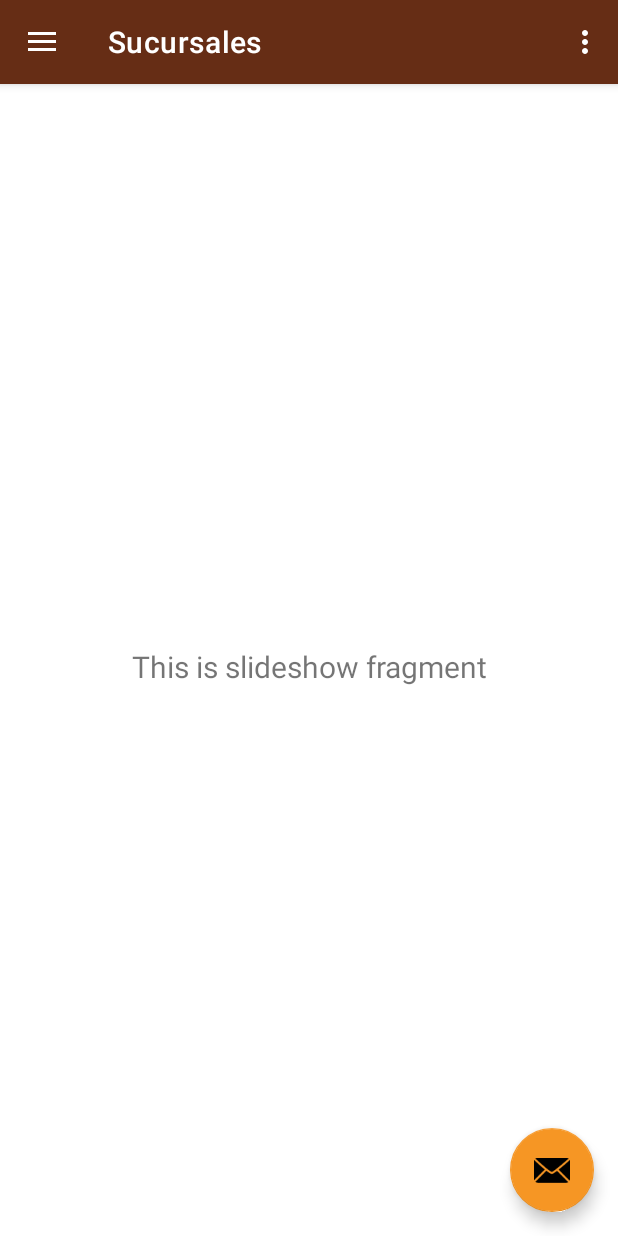
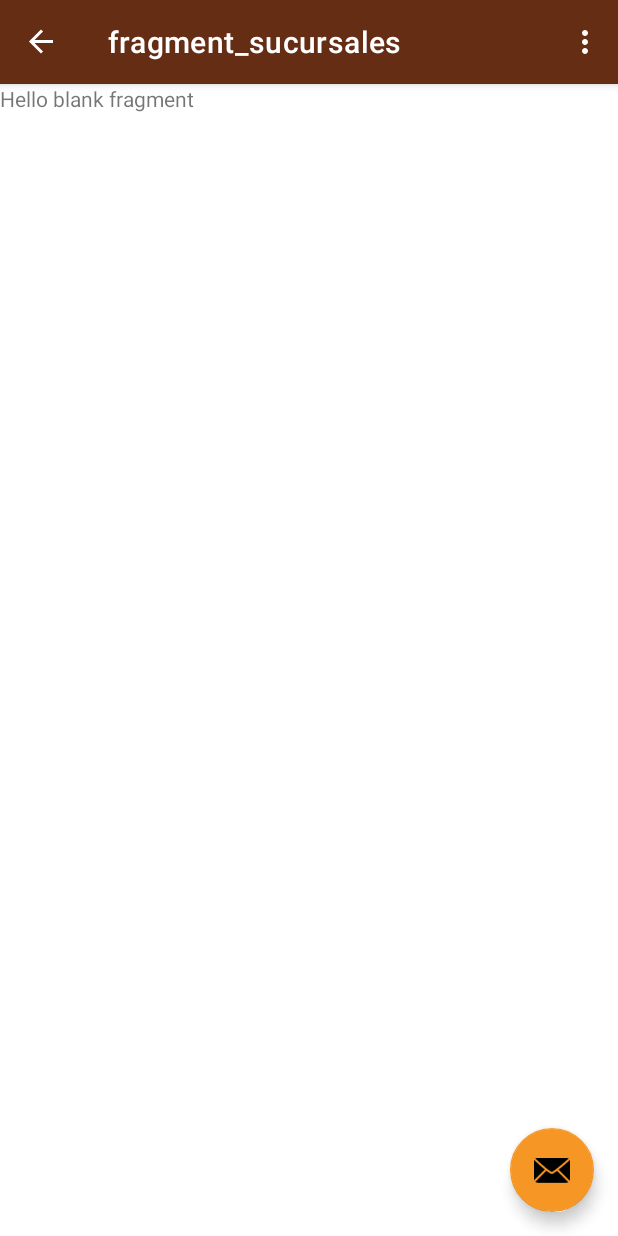
Before and after one commit to joswald123/RestaurantApp2, an Android app: the screen it shows after launch (MainActivity), in the side drawer, after a tap on "Sucursales", on a phone screen of 412 x 824 dp. Run offline under Robolectric (Android 15) with nearby library versions, the phone set to English and light mode, and no system bars; our stand-ins replace navigation-ui.

Commit message:
added servicios, sucursales, sign in & signup nav menu

```diff
--- /dev/null
+++ b/app/src/main/java/usa/sesion1/reto2/sucursalesFragment.java
@@ -0,0 +1,64 @@
+package usa.sesion1.reto2;
+
+import android.os.Bundle;
+
+import androidx.fragment.app.Fragment;
+
+import android.view.LayoutInflater;
+import android.view.View;
+import android.view.ViewGroup;
+
+/**
+ * A simple {@link Fragment} subclass.
+ * Use the {@link sucursalesFragment#newInstance} factory method to
+ * create an instance of this fragment.
+ */
+public class sucursalesFragment extends Fragment {
+
+    // TODO: Rename parameter arguments, choose names that match
+    // the fragment initialization parameters, e.g. ARG_ITEM_NUMBER
+    private static final String ARG_PARAM1 = "param1";
+    private static final String ARG_PARAM2 = "param2";
+
+    // TODO: Rename and change types of parameters
+    private String mParam1;
+    private String mParam2;
+
+    public sucursalesFragment() {
+        // Required empty public constructor
+    }
+
+    /**
+     * Use this factory method to create a new instance of
+     * this fragment using the provided parameters.
+     *
+     * @param param1 Parameter 1.
+     * @param param2 Parameter 2.
+     * @return A new instance of fragment sucursalesFragment.
+     */
+    // TODO: Rename and change types and number of parameters
+    public static sucursalesFragment newInstance(String param1, String param2) {
+        sucursalesFragment fragment = new sucursalesFragment();
+        Bundle args = new Bundle();
+        args.putString(ARG_PARAM1, param1);
+        args.putString(ARG_PARAM2, param2);
+        fragment.setArguments(args);
+        return fragment;
+    }
+
+    @Override
+    public void onCreate(Bundle savedInstanceState) {
+        super.onCreate(savedInstanceState);
+        if (getArguments() != null) {
+            mParam1 = getArguments().getString(ARG_PARAM1);
+            mParam2 = getArguments().getString(ARG_PARAM2);
+        }
+    }
+
+    @Override
+    public View onCreateView(LayoutInflater inflater, ViewGroup container,
+                             Bundle savedInstanceState) {
+        // Inflate the layout for this fragment
+        return inflater.inflate(R.layout.fragment_sucursales, container, false);
+    }
+}
--- /dev/null
+++ b/app/src/main/res/drawable/ic_baseline_location_on_24.xml
@@ -0,0 +1,10 @@
+<vector xmlns:android="http://schemas.android.com/apk/res/android"
+    android:width="24dp"
+    android:height="24dp"
+    android:viewportWidth="24"
+    android:viewportHeight="24"
+    android:tint="?attr/colorControlNormal">
+  <path
+      android:fillColor="@android:color/white"
+      android:pathData="M12,2C8.13,2 5,5.13 5,9c0,5.25 7,13 7,13s7,-7.75 7,-13c0,-3.87 -3.13,-7 -7,-7zM12,11.5c-1.38,0 -2.5,-1.12 -2.5,-2.5s1.12,-2.5 2.5,-2.5 2.5,1.12 2.5,2.5 -1.12,2.5 -2.5,2.5z"/>
+</vector>
--- /dev/null
+++ b/app/src/main/res/drawable/ic_baseline_login.xml
@@ -0,0 +1,11 @@
+<vector xmlns:android="http://schemas.android.com/apk/res/android"
+    android:width="24dp"
+    android:height="24dp"
+    android:viewportWidth="24"
+    android:viewportHeight="24"
+    android:tint="?attr/colorControlNormal"
+    android:autoMirrored="true">
+  <path
+      android:fillColor="@android:color/white"
+      android:pathData="M11,7L9.6,8.4l2.6,2.6H2v2h10.2l-2.6,2.6L11,17l5,-5L11,7zM20,19h-8v2h8c1.1,0 2,-0.9 2,-2V5c0,-1.1 -0.9,-2 -2,-2h-8v2h8V19z"/>
+</vector>
--- /dev/null
+++ b/app/src/main/res/drawable/ic_baseline_services.xml
@@ -0,0 +1,10 @@
+<vector xmlns:android="http://schemas.android.com/apk/res/android"
+    android:width="24dp"
+    android:height="24dp"
+    android:viewportWidth="24"
+    android:viewportHeight="24"
+    android:tint="?attr/colorControlNormal">
+  <path
+      android:fillColor="@android:color/white"
+      android:pathData="M2,17h20v2L2,19zM13.84,7.79c0.1,-0.24 0.16,-0.51 0.16,-0.79 0,-1.1 -0.9,-2 -2,-2s-2,0.9 -2,2c0,0.28 0.06,0.55 0.16,0.79C6.25,8.6 3.27,11.93 3,16h18c-0.27,-4.07 -3.25,-7.4 -7.16,-8.21z"/>
+</vector>
--- /dev/null
+++ b/app/src/main/res/drawable/ic_baseline_signup.xml
@@ -0,0 +1,10 @@
+<vector xmlns:android="http://schemas.android.com/apk/res/android"
+    android:width="24dp"
+    android:height="24dp"
+    android:viewportWidth="24"
+    android:viewportHeight="24"
+    android:tint="?attr/colorControlNormal">
+  <path
+      android:fillColor="@android:color/white"
+      android:pathData="M16.59,7.58L10,14.17l-3.59,-3.58L5,12l5,5 8,-8zM12,2C6.48,2 2,6.48 2,12s4.48,10 10,10 10,-4.48 10,-10S17.52,2 12,2zM12,20c-4.42,0 -8,-3.58 -8,-8s3.58,-8 8,-8 8,3.58 8,8 -3.58,8 -8,8z"/>
+</vector>
--- /dev/null
+++ b/app/src/main/res/layout/fragment_sucursales.xml
@@ -0,0 +1,14 @@
+<?xml version="1.0" encoding="utf-8"?>
+<FrameLayout xmlns:android="http://schemas.android.com/apk/res/android"
+    xmlns:tools="http://schemas.android.com/tools"
+    android:layout_width="match_parent"
+    android:layout_height="match_parent"
+    tools:context=".sucursalesFragment">
+
+    <!-- TODO: Update blank fragment layout -->
+    <TextView
+        android:layout_width="match_parent"
+        android:layout_height="match_parent"
+        android:text="@string/hello_blank_fragment" />
+
+</FrameLayout>
--- a/app/src/main/res/menu/activity_main_drawer.xml
+++ b/app/src/main/res/menu/activity_main_drawer.xml
@@ -4,22 +4,38 @@
     tools:showIn="navigation_view">
 
     <group android:checkableBehavior="single">
-        <item
+        <!--<item
             android:id="@+id/nav_home"
             android:icon="@drawable/ic_menu_camera"
-            android:title="@string/menu_registro" />
+            android:title="@string/menu_home" />
         <item
             android:id="@+id/nav_gallery"
             android:icon="@drawable/ic_menu_gallery"
-            android:title="@string/menu_menus" />
+            android:title="@string/menu_gallery" />
         <item
             android:id="@+id/nav_slideshow"
             android:icon="@drawable/ic_menu_slideshow"
-            android:title="@string/menu_sucursales" />
+            android:title="@string/menu_slideshow" />-->
         <item
             android:id="@+id/nav_menu"
             android:icon="@drawable/ic_baseline_restaurant_menu_24"
-            android:title="@string/menu_carrito" />
+            android:title="@string/menu_menu" />
+        <item
+            android:id="@+id/nav_service"
+            android:icon="@drawable/ic_baseline_services"
+            android:title="@string/menu_service" />
+        <item
+            android:id="@+id/nav_sucursales"
+            android:icon="@drawable/ic_baseline_location_on_24"
+            android:title="@string/menu_sucursales" />
+        <item
+            android:id="@+id/nav_signin"
+            android:icon="@drawable/ic_baseline_login"
+            android:title="@string/menu_signin" />
+        <item
+            android:id="@+id/nav_signup"
+            android:icon="@drawable/ic_baseline_signup"
+            android:title="@string/menu_signup" />
 
     </group>
 </menu>
--- a/app/src/main/res/navigation/mobile_navigation.xml
+++ b/app/src/main/res/navigation/mobile_navigation.xml
@@ -8,23 +8,43 @@
     <fragment
         android:id="@+id/nav_home"
         android:name="usa.sesion1.reto2.ui.home.HomeFragment"
-        android:label="@string/menu_registro"
+        android:label="@string/menu_home"
         tools:layout="@layout/fragment_home" />
 
     <fragment
         android:id="@+id/nav_gallery"
         android:name="usa.sesion1.reto2.ui.gallery.GalleryFragment"
-        android:label="@string/menu_menus"
+        android:label="@string/menu_gallery"
         tools:layout="@layout/fragment_gallery" />
 
     <fragment
         android:id="@+id/nav_slideshow"
         android:name="usa.sesion1.reto2.ui.slideshow.SlideshowFragment"
-        android:label="@string/menu_sucursales"
+        android:label="@string/menu_slideshow"
         tools:layout="@layout/fragment_slideshow" />
     <fragment
         android:id="@+id/nav_menu"
         android:name="usa.sesion1.reto2.menuFragment"
-        android:label="@string/menu_carrito"
+        android:label="fragment_menu"
         tools:layout="@layout/fragment_menu" />
+    <fragment
+        android:id="@+id/nav_service"
+        android:name="usa.sesion1.reto2.serviceFragment"
+        android:label="fragment_service"
+        tools:layout="@layout/fragment_service" />
+    <fragment
+        android:id="@+id/nav_sucursales"
+        android:name="usa.sesion1.reto2.sucursalesFragment"
+        android:label="fragment_sucursales"
+        tools:layout="@layout/fragment_sucursales" />
+    <fragment
+        android:id="@+id/nav_signin"
+        android:name="usa.sesion1.reto2.signinFragment"
+        android:label="fragment_signin"
+        tools:layout="@layout/fragment_signin" />
+    <fragment
+        android:id="@+id/nav_signup"
+        android:name="usa.sesion1.reto2.signupFragment"
+        android:label="fragment_signup"
+        tools:layout="@layout/fragment_signup" />
 </navigation>
--- a/app/src/main/res/values/strings.xml
+++ b/app/src/main/res/values/strings.xml
@@ -7,10 +7,14 @@
     <string name="nav_header_desc">Navigation header</string>
     <string name="action_settings">Settings</string>
 
-    <string name="menu_registro">Registro</string>
-    <string name="menu_menus">Menús</string>
+    <string name="menu_home">Home</string>
+    <string name="menu_gallery">Gallery</string>
+    <string name="menu_slideshow">Slideshow</string>
+    <string name="menu_menu">Menu</string>
+    <string name="menu_service">Servicios</string>
     <string name="menu_sucursales">Sucursales</string>
-    <string name="menu_carrito">Carrito</string>
+    <string name="menu_signin">Sign In</string>
+    <string name="menu_signup">Sign Up</string>
     <!-- TODO: Remove or change this placeholder text -->
     <string name="hello_blank_fragment">Hello blank fragment</string>
 </resources>
```
Also changed, not shown: app/src/main/java/usa/sesion1/reto2/serviceFragment.java (added, +64 -0 lines), app/src/main/java/usa/sesion1/reto2/signinFragment.java (added, +64 -0 lines), app/src/main/java/usa/sesion1/reto2/signupFragment.java (added, +64 -0 lines), app/src/main/res/layout/fragment_service.xml (added, +14 -0 lines), app/src/main/res/layout/fragment_signin.xml (added, +14 -0 lines), app/src/main/res/layout/fragment_signup.xml (added, +14 -0 lines).
